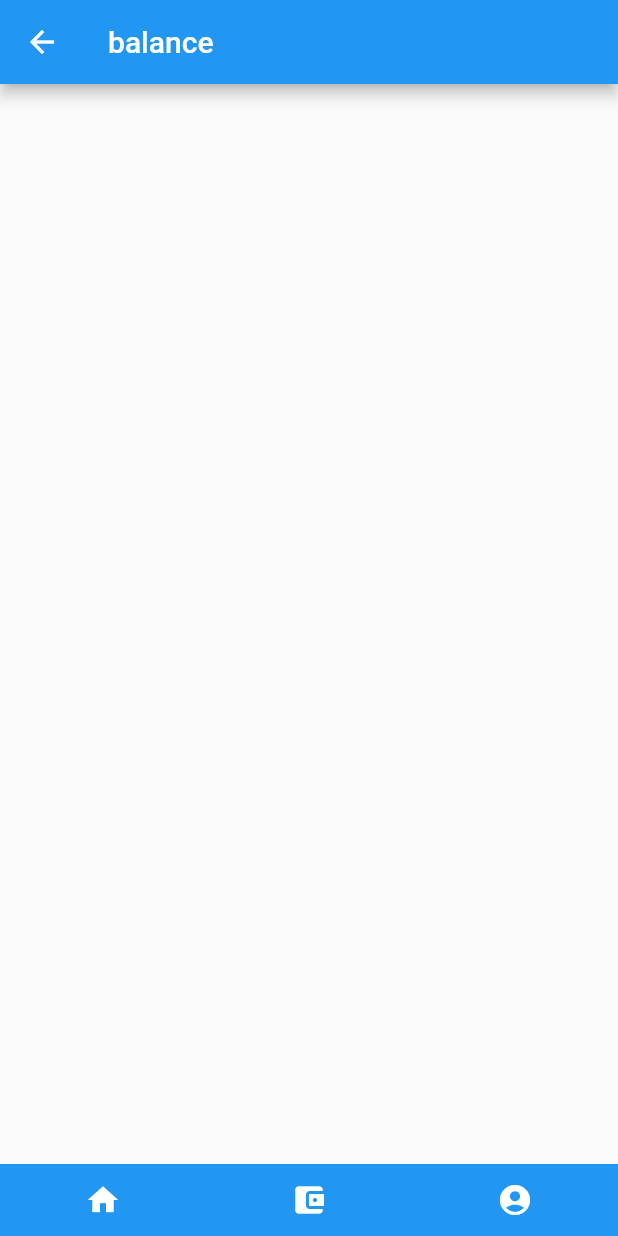
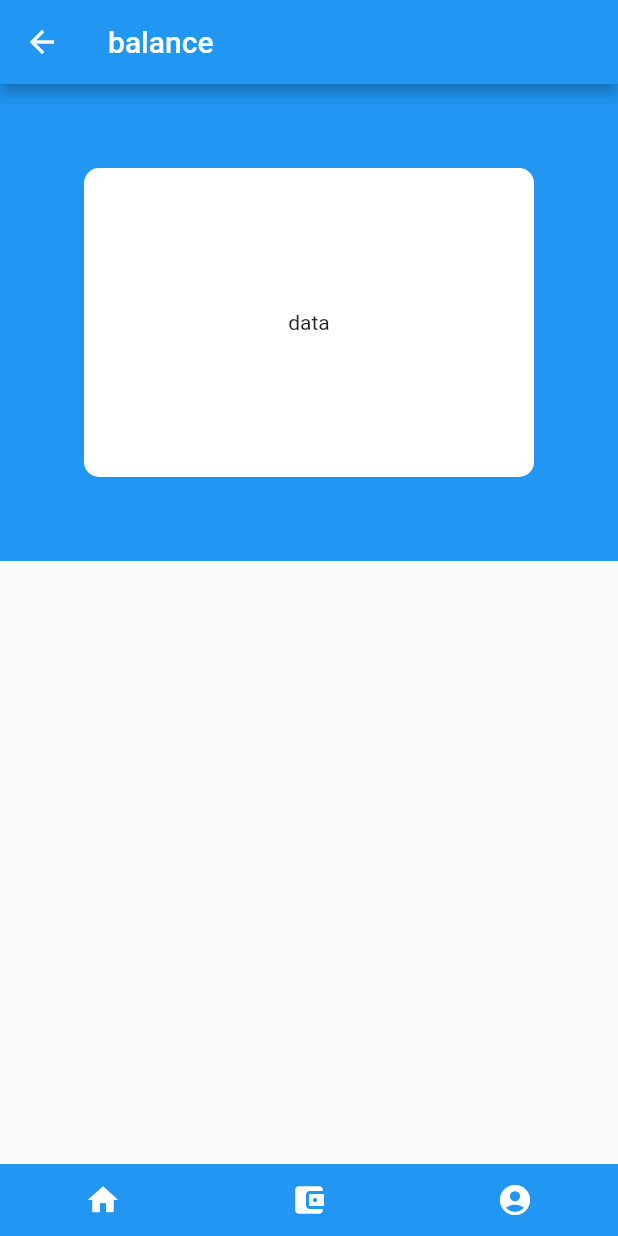
Before and after one commit to rrahardian/balance-tracker, a Flutter app: the screen it shows after launch, item 2 of the bottom bar chosen, on a phone screen of 412 x 824 dp. Run offline on Flutter 3.47's test engine with Material 2 defaults, Android fonts, the phone set to English and light mode, and no system bars.

Commit message:
prepare for state management implementation

```diff
--- a/lib/main.dart
+++ b/lib/main.dart
@@ -11,7 +11,7 @@ class MyApp extends StatelessWidget {
     return MaterialApp(
       title: 'Navigation Demo',
       theme: ThemeData(
-        primarySwatch: Colors.blue
+        primarySwatch: Colors.blue,
       ),
       home: MyHomePage(),
     );
--- a/lib/models.dart
+++ b/lib/models.dart
@@ -1,5 +1,6 @@
 class User {
   int id;
+  List users;
   String user = '';
   String position = '';
 
--- a/lib/navbar.dart
+++ b/lib/navbar.dart
@@ -6,19 +6,29 @@ import './screens/balance_screen.dart';
 class Navbar extends StatelessWidget {
   @override
   Widget build(BuildContext context) {
+
+    var currentPage = ModalRoute.of(context).settings.name;
+
+    void redirectTo(current, toPath) {
+      if (current != toPath) {
+        Navigator.pushNamed(context, toPath);
+      }
+    }
+
     return Container(
       color: Colors.blue,
+      // color: Color.fromRGBO(255, 208, 0, 10),
       child: Row(
         mainAxisAlignment: MainAxisAlignment.spaceAround,
         children: <Widget>[
           FlatButton(
-              onPressed: () => Navigator.pushNamed(context, HomeScreen.id),
+              onPressed: () => redirectTo(currentPage, HomeScreen.id),
               child: Icon(Icons.home, color: Colors.white)),
           FlatButton(
-              onPressed: () => Navigator.pushNamed(context, BalanceScreen.id),
+              onPressed: () => redirectTo(currentPage, BalanceScreen.id),
               child: Icon(Icons.account_balance_wallet, color: Colors.white)),
           FlatButton(
-              onPressed: () => Navigator.pushNamed(context, AccountScreen.id),
+              onPressed: () => redirectTo(currentPage, AccountScreen.id),
               child: Icon(Icons.account_circle, color: Colors.white)),
         ],
       ),
--- a/lib/screens/balance_screen.dart
+++ b/lib/screens/balance_screen.dart
@@ -25,13 +25,46 @@ class _BalanceScreenState extends State<BalanceScreen> {
 
   Widget _buildBalances() {
     return Center(
+      child: Column(
+        children: <Widget>[
+          _infoCard()
+        ]
+      )
+    );
+  }
+
+  Widget _infoCard() {
+    double height = MediaQuery.of(context).size.height;
+    return Container(
+      color: Colors.blue,
       child: Padding(
         padding: EdgeInsets.all(32.0),
         child: Column(
           crossAxisAlignment: CrossAxisAlignment.center,
           mainAxisAlignment: MainAxisAlignment.start,
           children: <Widget>[
-
+            Padding(
+              padding: EdgeInsets.all(24.0),
+              child: ClipRRect(
+                borderRadius: new BorderRadius.circular(10.0),
+                child: Container(
+                  color: Colors.white,
+                  height: height/4,
+                  // decoration: new BoxDecoration(
+                  //   border: new Border.all(width: 1.0, color: Color(0xFFFF000000)),
+                  //   borderRadius: new BorderRadius.circular(10.0),
+                  // ),
+                  child: Center(
+                    child: Column(
+                      mainAxisAlignment: MainAxisAlignment.center,
+                      children: <Widget>[
+                        Text('data')
+                      ],
+                    ),
+                  ),
+                ),
+              ),
+            ),
           ],
         ),
       ),
--- a/lib/screens/home_screen.dart
+++ b/lib/screens/home_screen.dart
@@ -2,14 +2,15 @@ import 'package:flutter/material.dart';
 import '../navbar.dart';
 
 class HomeScreen extends StatelessWidget {
-  static const String id = 'Home_screen';
-  static const String title = 'Flutter';
+  static const String id = 'home_screen';
+  static const String title = 'Home';
 
   @override
   Widget build(BuildContext context) {
     return Scaffold(
       appBar: AppBar(
         title: Text(title),
+        // backgroundColor: Color.fromRGBO(255, 208, 0, 10),
       ),
       body: Center(
         child: Text('Welcome'),
--- a/pubspec.yaml
+++ b/pubspec.yaml
@@ -17,6 +17,7 @@ environment:
   sdk: ">=2.1.0 <3.0.0"
 
 dependencies:
+  provider: ^4.0.3
   commons: ^0.4.9
   flutter:
     sdk: flutter
```
Also changed, not shown: lib/screens/account_screen.dart (+21 -19 lines), pubspec.lock.
